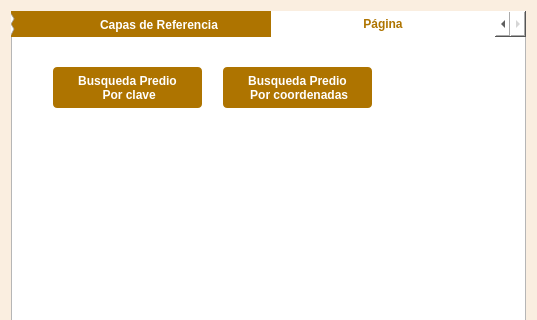
Old version of the form funciones/consulta/ActualizacionCatastralV3_dialog_base.ui in the repository gerardoros/CartograficoQgisPlugin; both pictures show x 0 to 537 and y 0 to 320 of the 537 by 497 pixel window.
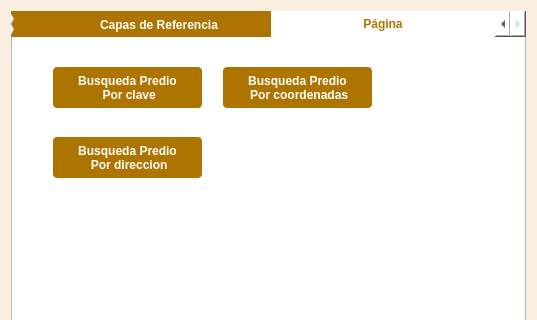
New version of the form.

Commit message: Modulo busqueda predio por direccion

```diff
--- a/funciones/consulta/ActualizacionCatastralV3_dialog_base.ui
+++ b/funciones/consulta/ActualizacionCatastralV3_dialog_base.ui
@@ -1335,6 +1335,41 @@
  Por clave</string>
        </property>
       </widget>
+      <widget class="QPushButton" name="busquedaPorDireccionButton">
+       <property name="geometry">
+        <rect>
+         <x>40</x>
+         <y>100</y>
+         <width>149</width>
+         <height>41</height>
+        </rect>
+       </property>
+       <property name="font">
+        <font>
+         <weight>75</weight>
+         <bold>true</bold>
+        </font>
+       </property>
+       <property name="styleSheet">
+        <string notr="true">QPushButton{
+background : rgb(174, 116, 0);
+color : rgb(255, 255, 255);
+border-radius : 4px;
+}
+QPushButton::hover{
+background : rgb(104, 69, 13);
+color : rgb(255, 255, 255);
+border-radius : 4px;
+}
+QPushButton:disabled {
+background: rgb(217, 217, 217)
+}</string>
+       </property>
+       <property name="text">
+        <string>Busqueda Predio 
+ Por direccion</string>
+       </property>
+      </widget>
      </widget>
     </widget>
    </item>
```
The commit also changes 5 other files.
